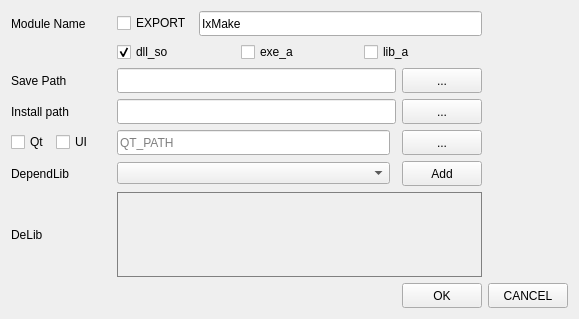
Old version of the form MakeProject/MakeProject.ui in the repository CrackDoc/MakeProject.
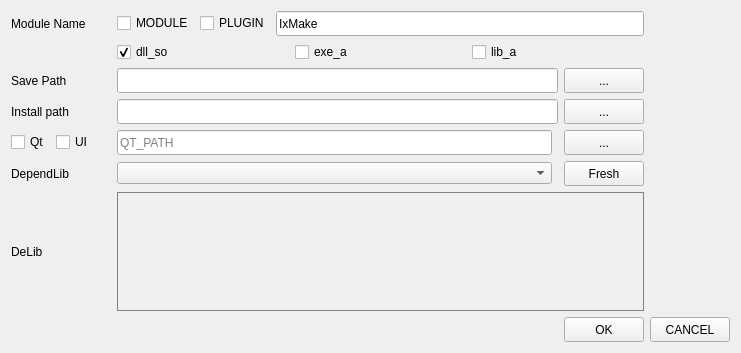
New version of the form.

What changed in the file:
```diff
--- a/MakeProject/MakeProject.ui
+++ b/MakeProject/MakeProject.ui
@@ -6,8 +6,8 @@
    <rect>
     <x>0</x>
     <y>0</y>
-    <width>579</width>
-    <height>319</height>
+    <width>741</width>
+    <height>353</height>
    </rect>
   </property>
   <property name="windowTitle">
@@ -77,7 +77,7 @@
       </size>
      </property>
      <property name="text">
-      <string>Add</string>
+      <string>Fresh</string>
      </property>
     </widget>
    </item>
@@ -242,7 +242,14 @@
      <item>
       <widget class="QCheckBox" name="ExportCheckBox">
        <property name="text">
-        <string>EXPORT</string>
+        <string>MODULE</string>
+       </property>
+      </widget>
+     </item>
+     <item>
+      <widget class="QCheckBox" name="PluginCheckBox">
+       <property name="text">
+        <string>PLUGIN</string>
        </property>
       </widget>
      </item>
```
Left out of the diff: 4 changed lines with no effect on the pictures.
